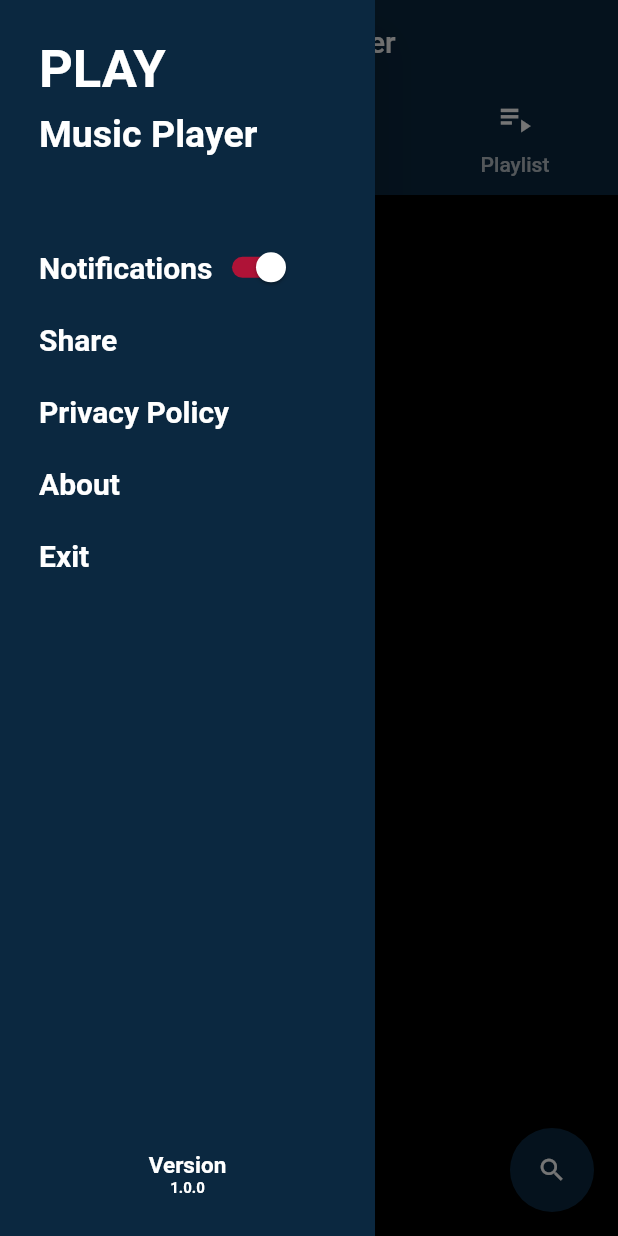
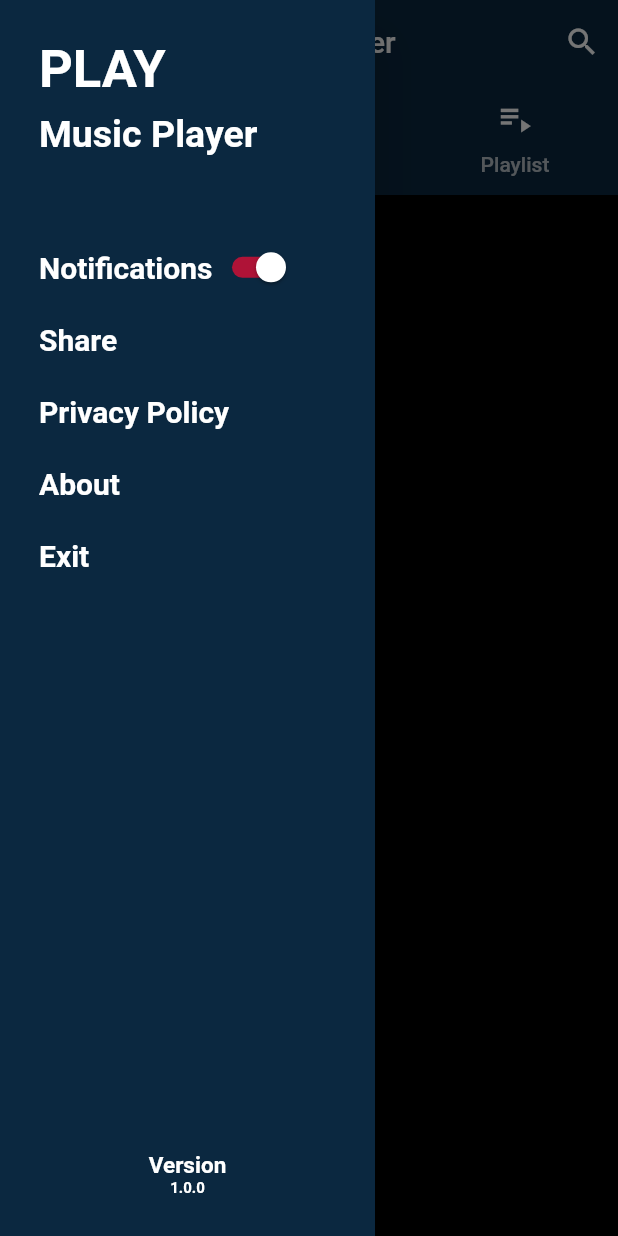
Before and after one commit to PraveenPathmakaran/Music-Player, a Flutter app: the ScreenHomeMain screen opened directly, with the side drawer open, on a phone screen of 412 x 824 dp. Run offline on Flutter 3.47's test engine with Material 2 defaults, Android fonts, the phone set to English and light mode, and no system bars; our stand-ins replace assets_audio_player, hive_flutter, package_info_plus, permission_handler; missing offline and left inert: dart:ffi; accounts and stored records are empty.

Commit message:
search icon changed

```diff
--- a/lib/screens/home_screen/screen_home.dart
+++ b/lib/screens/home_screen/screen_home.dart
@@ -9,6 +9,7 @@ import '../playlist_screen/playlist_widgets.dart';
 import 'home_widgets.dart';
 
 late TabController tabController;
+bool floatingBtnVisibility = true;
 
 class ScreenHomeMain extends StatefulWidget {
   const ScreenHomeMain({Key? key}) : super(key: key);
@@ -18,7 +19,7 @@ class ScreenHomeMain extends StatefulWidget {
 }
 
 class _ScreenHomeState extends State<ScreenHomeMain>
-    with AutomaticKeepAliveClientMixin, TickerProviderStateMixin {
+    with TickerProviderStateMixin {
   final AssetsAudioPlayer audioPlayer = AssetsAudioPlayer();
 
   @override
@@ -43,15 +44,19 @@ class _ScreenHomeState extends State<ScreenHomeMain>
   }
 
   @override
-  bool get wantKeepAlive => true;
-  @override
   Widget build(BuildContext context) {
-    super.build(context);
+    setState(() {
+      tabController.index == 0
+          ? floatingBtnVisibility = false
+          : floatingBtnVisibility = true;
+    });
     return ValueListenableBuilder(
       valueListenable: miniPlayerVisibility,
       builder: (BuildContext context, bool value, Widget? child) {
         return Scaffold(
-            floatingActionButton: FloatingActionButton(
+            floatingActionButton: Visibility(
+              visible: floatingBtnVisibility,
+              child: FloatingActionButton(
                   backgroundColor: appbarColor,
                   onPressed: (() {
                     if (tabController.index == 1) {
@@ -68,16 +73,10 @@ class _ScreenHomeState extends State<ScreenHomeMain>
                           });
                     } else if (tabController.index == 2) {
                       openDialog(context);
-                  } else {
-                    showSearch(
-                      context: context,
-                      delegate: MusicSearch(),
-                    );
-                  }
+                    } else {}
                   }),
-                child: tabController.index == 0
-                    ? functionIcon(Icons.search, 20, Colors.white)
-                    : functionIcon(Icons.add, 20, Colors.white)),
+                  child: functionIcon(Icons.add, 20, Colors.white)),
+            ),
             backgroundColor: Colors.black,
             extendBodyBehindAppBar: true,
             drawer: Drawer(
@@ -90,11 +89,7 @@ class _ScreenHomeState extends State<ScreenHomeMain>
               centerTitle: true,
               backgroundColor: appbarColor,
               bottom: TabBar(
-                onTap: (value) {
-                  setState(() {
-                    value;
-                  });
-                },
+                onTap: (value) {},
                 controller: tabController,
                 tabs: [
                   Tab(
@@ -112,6 +107,16 @@ class _ScreenHomeState extends State<ScreenHomeMain>
                 ],
               ),
               elevation: 0,
+              actions: [
+                IconButton(
+                    onPressed: () {
+                      showSearch(
+                        context: context,
+                        delegate: MusicSearch(),
+                      );
+                    },
+                    icon: Icon(Icons.search))
+              ],
               leading: Builder(
                 builder: (BuildContext context) {
                   return IconButton(
```
Lines whose indentation alone changed are shown as unchanged.
